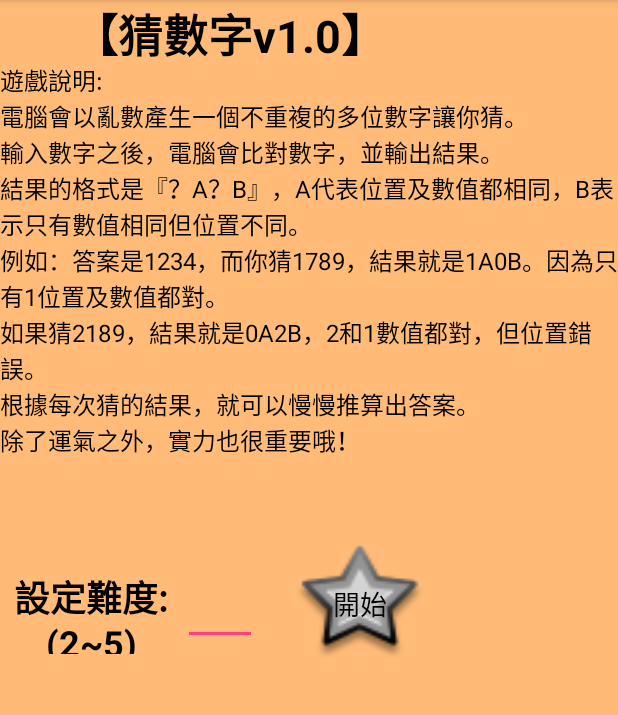
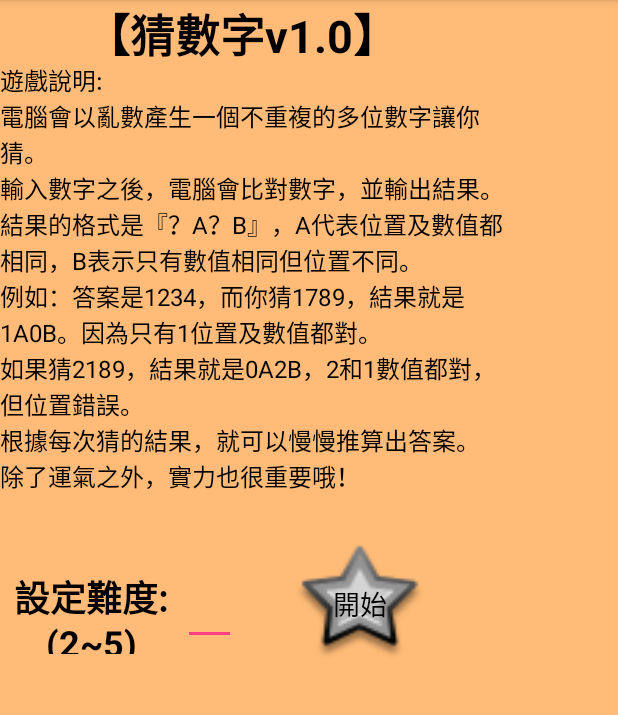
Before and after one commit to Edwardz43/GuessNumber, an Android app: the screen it shows after launch (MainActivity), on a phone screen of 412 x 824 dp, the part 84-799 px from its top. Run offline under Robolectric (Android 15) with nearby library versions, the phone set to English and light mode, and no system bars.

Commit message:
201704010121

```diff
--- a/app/src/main/res/layout/activity_main.xml
+++ b/app/src/main/res/layout/activity_main.xml
@@ -8,10 +8,10 @@
     tools:context="com.example.edlo.guessnumber.MainActivity">
 
     <GridLayout
-        android:layout_width="fill_parent"
-        android:layout_height="fill_parent"
-        tools:layout_editor_absoluteX="2dp"
-        tools:layout_editor_absoluteY="2dp">
+        android:layout_width="344dp"
+        android:layout_height="495dp"
+        tools:layout_editor_absoluteX="8dp"
+        tools:layout_editor_absoluteY="8dp">
 
         <FrameLayout
             android:layout_width="322dp"
@@ -21,7 +21,7 @@
 
             <TextView
                 android:id="@+id/textView2"
-                android:layout_width="305dp"
+                android:layout_width="match_parent"
                 android:layout_height="match_parent"
                 android:text="【猜數字v1.0】"
                 android:textAlignment="center"
@@ -78,7 +78,7 @@
                 <EditText
                     android:id="@+id/editText3"
                     style="@style/Base.TextAppearance.AppCompat.Widget.Button.Inverse"
-                    android:layout_width="49dp"
+                    android:layout_width="35dp"
                     android:layout_height="wrap_content"
                     android:layout_column="0"
                     android:layout_row="1"
```
